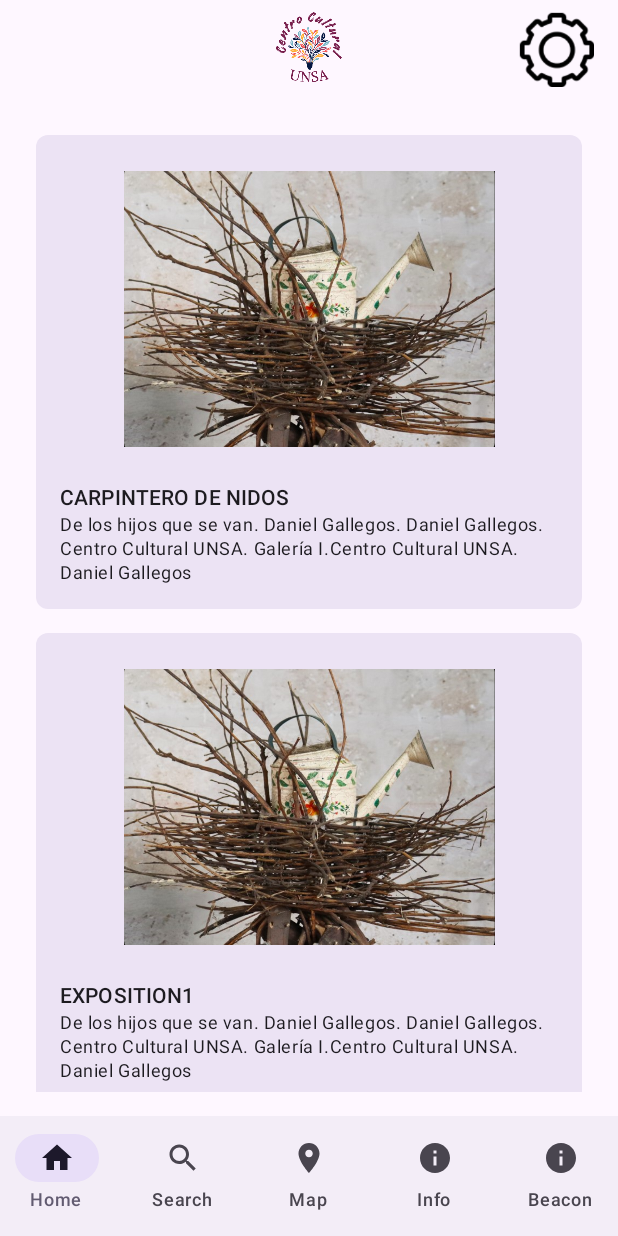
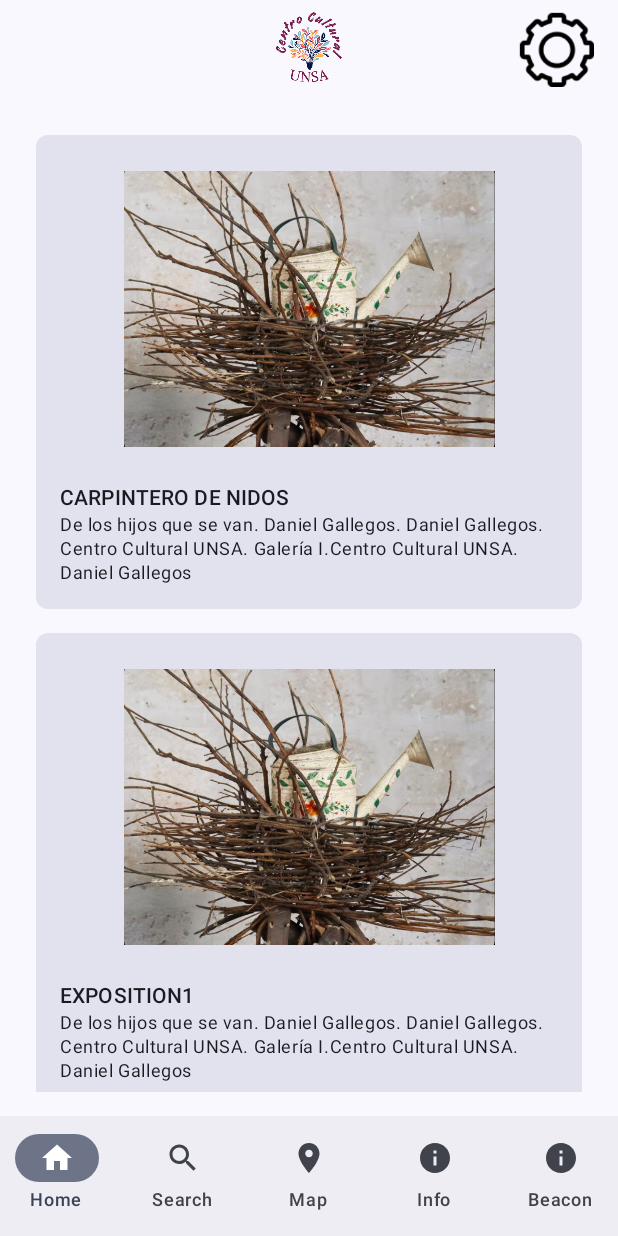
Before and after one commit to NoheliaEstefhania/DANP_ArtGalleryProject, an Android app built with Jetpack Compose: the screen it shows after launch (MainActivity), on a phone screen of 412 x 824 dp. Run offline under Robolectric (Android 15) with nearby library versions, the phone set to English and light mode, and no system bars.

Commit message:
app colors - theme

```diff
--- a/app/src/main/java/com/example/danp_artgallery/MainActivity.kt
+++ b/app/src/main/java/com/example/danp_artgallery/MainActivity.kt
@@ -6,21 +6,26 @@ import androidx.activity.ComponentActivity
 import androidx.activity.compose.setContent
 import androidx.activity.enableEdgeToEdge
 import androidx.annotation.RequiresApi
+import androidx.compose.material3.MaterialTheme
+import androidx.compose.material3.Surface
 import com.example.danp_artgallery.navigation.AppNavigation
+import com.example.danp_artgallery.ui.theme.DANP_ArtGalleryTheme
 
 class MainActivity : ComponentActivity() {
-//    lateinit var beaconReferenceApplication: BeaconReferenceApplication
 
     @RequiresApi(Build.VERSION_CODES.O)
     override fun onCreate(savedInstanceState: Bundle?) {
         super.onCreate(savedInstanceState)
         enableEdgeToEdge()
         setContent {
-//            beaconReferenceApplication = application as BeaconReferenceApplication
-
-            AppNavigation(this, this)
+            DANP_ArtGalleryTheme {
+                Surface(color = MaterialTheme.colorScheme.background) {
+                    AppNavigation(this, this)
+                }
+            }
         }
     }
+
     companion object {
         const val TAG = "MainActivity"
     }
```
